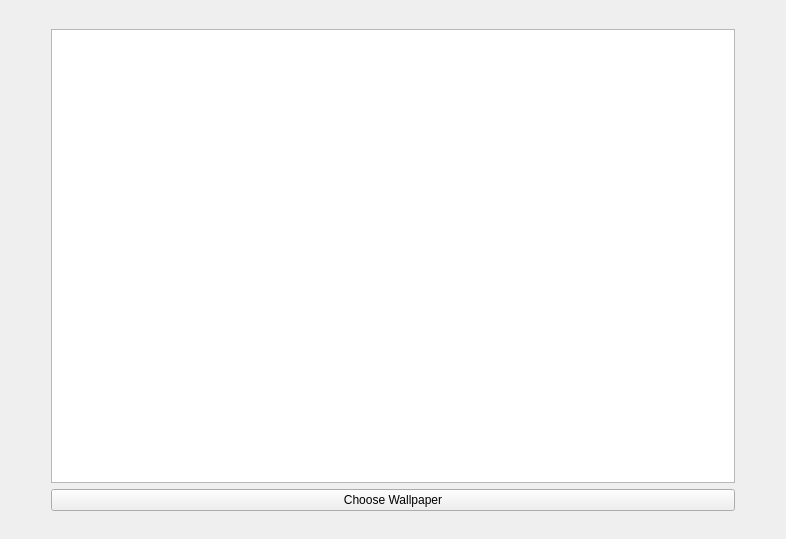
Qt form kde4/kaptan4/src/gui/wallpaperWidget.ui (pars-linux/uludag) before a commit.
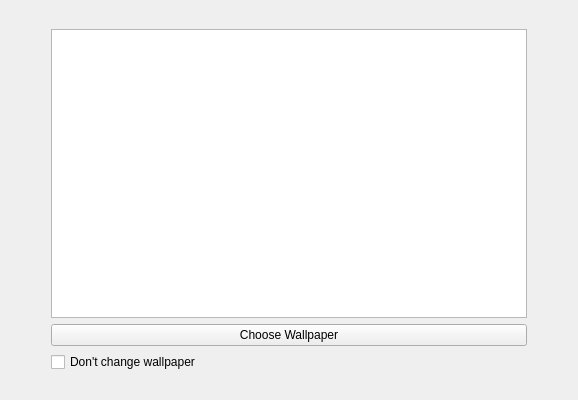
The same form after that commit.

Commit message: don't change wallpaper

Diff of the .ui file:
```diff
--- a/kde4/kaptan4/src/gui/wallpaperWidget.ui
+++ b/kde4/kaptan4/src/gui/wallpaperWidget.ui
@@ -1,12 +1,12 @@
 <ui version="4.0" >
  <class>wallpaperWidget</class>
- <widget class="QWidget" name="wallpaperWidget" >
-  <property name="geometry" >
+ <widget class="QWidget" name="wallpaperWidget">
+  <property name="geometry">
    <rect>
     <x>0</x>
     <y>0</y>
-    <width>786</width>
-    <height>539</height>
+    <width>578</width>
+    <height>400</height>
    </rect>
   </property>
   <property name="windowTitle" >
@@ -57,6 +57,13 @@
        </property>
       </widget>
      </item>
+     <item>
+      <widget class="QCheckBox" name="checkBox">
+       <property name="text">
+        <string>Don't change wallpaper</string>
+       </property>
+      </widget>
+     </item>
     </layout>
    </item>
    <item row="1" column="2" >
```
Left out of the diff: 63 changed lines with no effect on the pictures. The commit also changes 1 other file.
